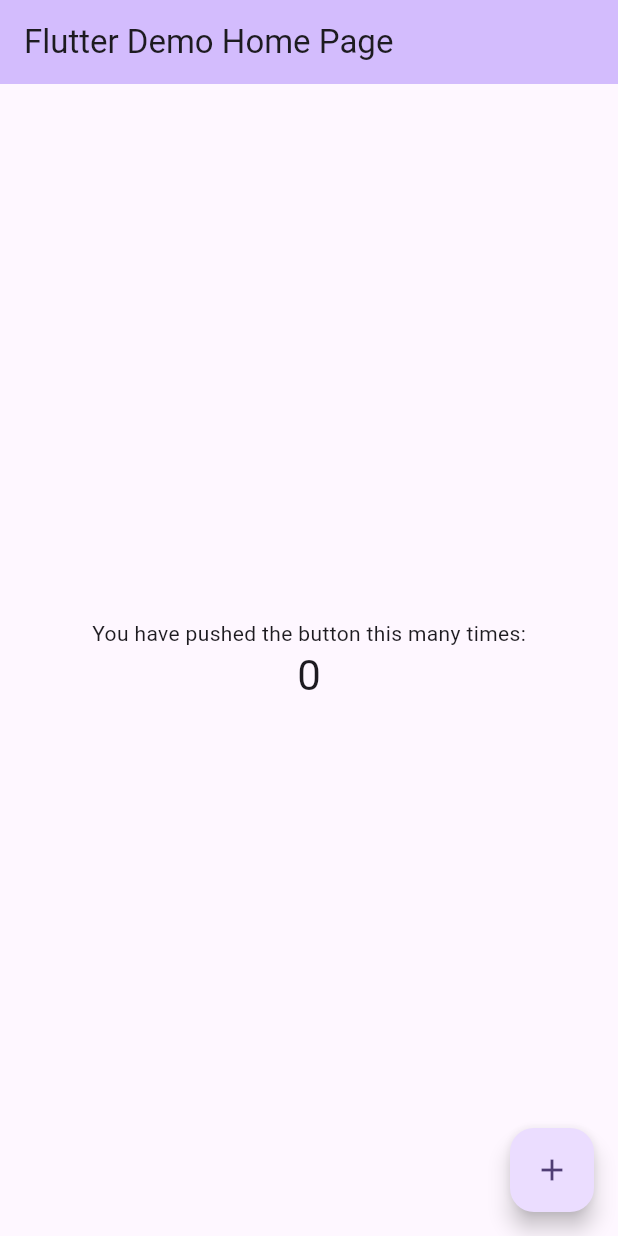
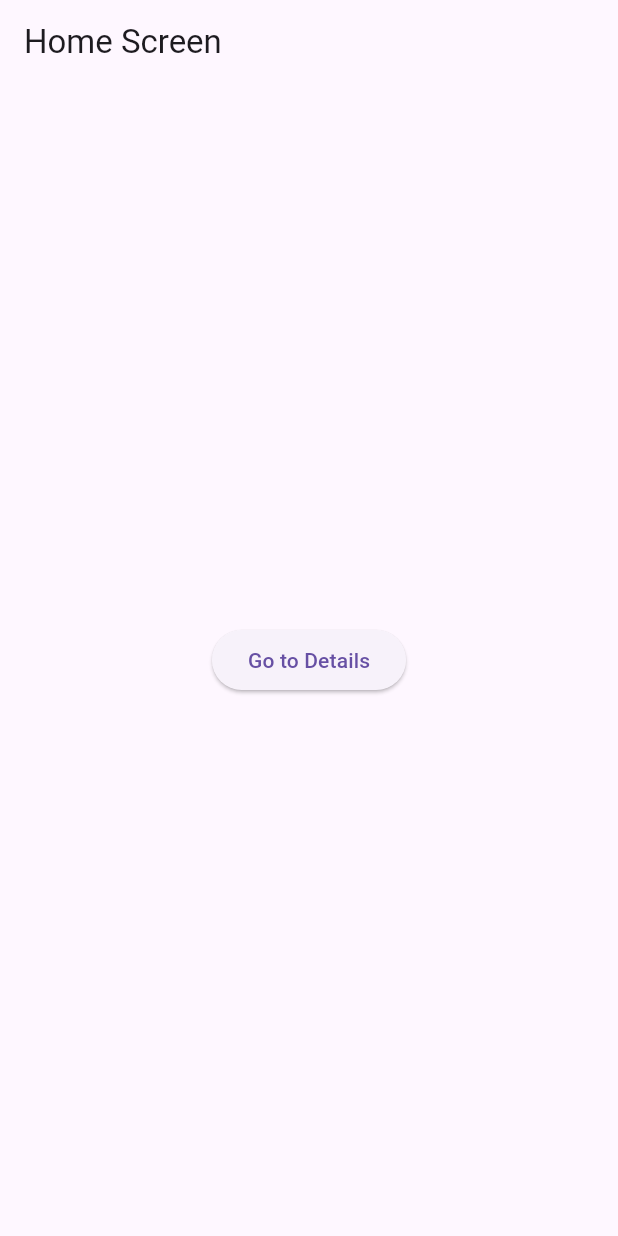
Before and after one commit to Gregory-Vaughan/cw2, a Flutter app: the screen it shows after launch, on a phone screen of 412 x 824 dp. Run offline on Flutter 3.47's test engine with Material 3 defaults, Android fonts, the phone set to English and light mode, and no system bars.

Commit message:
Made the screens and the ability to swap between them.

```diff
--- a/lib/home_screen.dart
+++ b/lib/home_screen.dart
@@ -0,0 +1,22 @@
+import 'package:flutter/material.dart';
+import 'details_screen.dart';
+
+class HomeScreen extends StatelessWidget {
+  @override
+  Widget build(BuildContext context) {
+    return Scaffold(
+      appBar: AppBar(title: Text('Home Screen')),
+      body: Center(
+        child: ElevatedButton(
+          onPressed: () {
+            Navigator.push(
+              context,
+              MaterialPageRoute(builder: (context) => DetailsScreen()),
+            );
+          },
+          child: Text('Go to Details'),
+        ),
+      ),
+    );
+  }
+}
--- a/lib/main.dart
+++ b/lib/main.dart
@@ -1,122 +1,18 @@
+// main.dart
 import 'package:flutter/material.dart';
+import 'home_screen.dart';
 
 void main() {
-  runApp(const MyApp());
+  runApp(MyApp());
 }
 
 class MyApp extends StatelessWidget {
-  const MyApp({super.key});
-
-  // This widget is the root of your application.
   @override
   Widget build(BuildContext context) {
     return MaterialApp(
-      title: 'Flutter Demo',
-      theme: ThemeData(
-        // This is the theme of your application.
-        //
-        // TRY THIS: Try running your application with "flutter run". You'll see
-        // the application has a purple toolbar. Then, without quitting the app,
-        // try changing the seedColor in the colorScheme below to Colors.green
-        // and then invoke "hot reload" (save your changes or press the "hot
-        // reload" button in a Flutter-supported IDE, or press "r" if you used
-        // the command line to start the app).
-        //
-        // Notice that the counter didn't reset back to zero; the application
-        // state is not lost during the reload. To reset the state, use hot
-        // restart instead.
-        //
-        // This works for code too, not just values: Most code changes can be
-        // tested with just a hot reload.
-        colorScheme: ColorScheme.fromSeed(seedColor: Colors.deepPurple),
-      ),
-      home: const MyHomePage(title: 'Flutter Demo Home Page'),
+      title: 'CW2 Flutter App',
+      theme: ThemeData(primarySwatch: Colors.blue),
+      home: HomeScreen(),
     );
   }
 }
-
-class MyHomePage extends StatefulWidget {
-  const MyHomePage({super.key, required this.title});
-
-  // This widget is the home page of your application. It is stateful, meaning
-  // that it has a State object (defined below) that contains fields that affect
-  // how it looks.
-
-  // This class is the configuration for the state. It holds the values (in this
-  // case the title) provided by the parent (in this case the App widget) and
-  // used by the build method of the State. Fields in a Widget subclass are
-  // always marked "final".
-
-  final String title;
-
-  @override
-  State<MyHomePage> createState() => _MyHomePageState();
-}
-
-class _MyHomePageState extends State<MyHomePage> {
-  int _counter = 0;
-
-  void _incrementCounter() {
-    setState(() {
-      // This call to setState tells the Flutter framework that something has
-      // changed in this State, which causes it to rerun the build method below
-      // so that the display can reflect the updated values. If we changed
-      // _counter without calling setState(), then the build method would not be
-      // called again, and so nothing would appear to happen.
-      _counter++;
-    });
-  }
-
-  @override
-  Widget build(BuildContext context) {
-    // This method is rerun every time setState is called, for instance as done
-    // by the _incrementCounter method above.
-    //
-    // The Flutter framework has been optimized to make rerunning build methods
-    // fast, so that you can just rebuild anything that needs updating rather
-    // than having to individually change instances of widgets.
-    return Scaffold(
-      appBar: AppBar(
-        // TRY THIS: Try changing the color here to a specific color (to
-        // Colors.amber, perhaps?) and trigger a hot reload to see the AppBar
-        // change color while the other colors stay the same.
-        backgroundColor: Theme.of(context).colorScheme.inversePrimary,
-        // Here we take the value from the MyHomePage object that was created by
-        // the App.build method, and use it to set our appbar title.
-        title: Text(widget.title),
-      ),
-      body: Center(
-        // Center is a layout widget. It takes a single child and positions it
-        // in the middle of the parent.
-        child: Column(
-          // Column is also a layout widget. It takes a list of children and
-          // arranges them vertically. By default, it sizes itself to fit its
-          // children horizontally, and tries to be as tall as its parent.
-          //
-          // Column has various properties to control how it sizes itself and
-          // how it positions its children. Here we use mainAxisAlignment to
-          // center the children vertically; the main axis here is the vertical
-          // axis because Columns are vertical (the cross axis would be
-          // horizontal).
-          //
-          // TRY THIS: Invoke "debug painting" (choose the "Toggle Debug Paint"
-          // action in the IDE, or press "p" in the console), to see the
-          // wireframe for each widget.
-          mainAxisAlignment: MainAxisAlignment.center,
-          children: <Widget>[
-            const Text('You have pushed the button this many times:'),
-            Text(
-              '$_counter',
-              style: Theme.of(context).textTheme.headlineMedium,
-            ),
-          ],
-        ),
-      ),
-      floatingActionButton: FloatingActionButton(
-        onPressed: _incrementCounter,
-        tooltip: 'Increment',
-        child: const Icon(Icons.add),
-      ), // This trailing comma makes auto-formatting nicer for build methods.
-    );
-  }
-}
```
Also changed, not shown: lib/details_screen.dart (+18 -0 lines).
